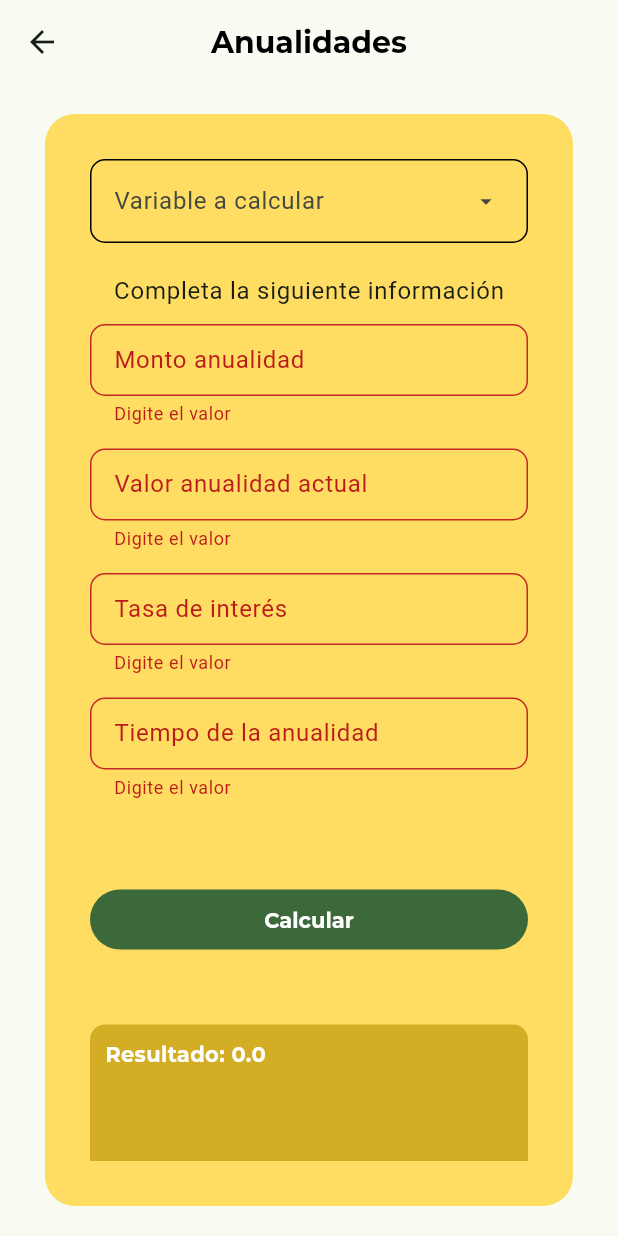
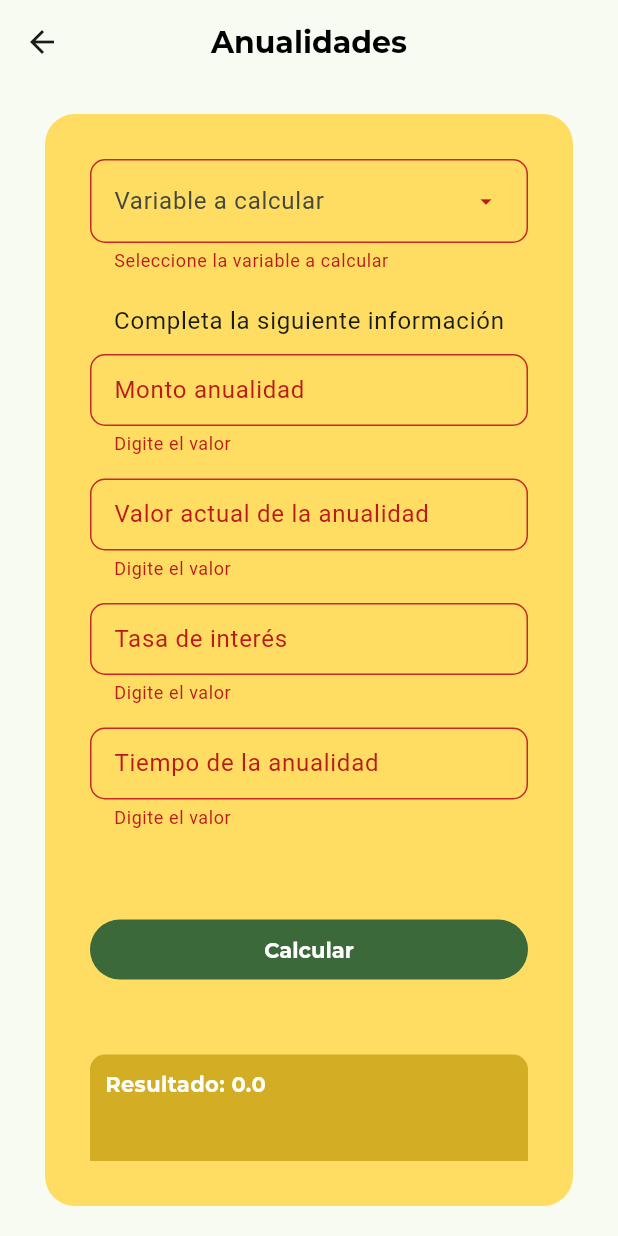
Before and after one commit to LuisPg10/ingemath, a Flutter app: the AnnuitiesScreen screen opened by its route, after a tap on "Calcular", on a phone screen of 412 x 824 dp. Run offline on Flutter 3.47's test engine with Material 3 defaults, Android fonts, the phone set to English and light mode, and no system bars; our stand-ins replace flutter_riverpod, formz, go_router, google_fonts; project files that could hold a hidden picture were left out.

Commit message:
Variable options implemented

```diff
--- a/lib/presentation/providers/annuity/annuity_form_provider.dart
+++ b/lib/presentation/providers/annuity/annuity_form_provider.dart
@@ -17,6 +17,7 @@ final annuityFormProvider = StateNotifierProvider
 class AnnuityFormState {
   final bool isFormPosted;
   final bool isValid;
+  final String optionAnnuity;
   final DataNumber amount;
   final DataNumber currentAnnuity;
   final DataNumber annuityRate;
@@ -26,6 +27,7 @@ class AnnuityFormState {
   AnnuityFormState({
     this.isFormPosted = false,
     this.isValid = false,
+    this.optionAnnuity = "none",
     this.amount = const DataNumber.pure(),
     this.currentAnnuity = const DataNumber.pure(),
     this.annuityRate = const DataNumber.pure(),
@@ -36,6 +38,7 @@ class AnnuityFormState {
   AnnuityFormState copyWith({
     bool? isFormPosted,
     bool? isValid,
+    String? optionAnnuity,
     DataNumber? amount,
     DataNumber? currentAnnuity,
     DataNumber? annuityRate,
@@ -45,6 +48,7 @@ class AnnuityFormState {
 
     isFormPosted: isFormPosted ?? this.isFormPosted,
     isValid: isValid ?? this.isValid,
+    optionAnnuity: optionAnnuity ?? this.optionAnnuity,
     amount: amount ?? this.amount,
     currentAnnuity: currentAnnuity ?? this.currentAnnuity,
     annuityRate: annuityRate ?? this.annuityRate,
@@ -60,6 +64,12 @@ class AnnuityFormNotifier extends StateNotifier<AnnuityFormState> {
   AnnuityFormNotifier({
     required this.repository,
   }) : super(AnnuityFormState());
+
+  void onOptionsAnnuitiesChanged(String value) {
+    state = state.copyWith(
+      optionAnnuity: value
+    );
+  }
 
   void onAmountChanged(double value) {
     state = state.copyWith(
@@ -132,5 +142,4 @@ class AnnuityFormNotifier extends StateNotifier<AnnuityFormState> {
       annuityRate: DataNumber.dirty(state.annuityRate.value),
     );
   }
-
 }
--- a/lib/presentation/screens/annuities_screen.dart
+++ b/lib/presentation/screens/annuities_screen.dart
@@ -25,19 +25,21 @@ class AnnuitiesScreen extends StatelessWidget {
   }
 }
 
-final annuitiesOptions = <String, String>{
-  "amount": "Monto anualidad",
-  "currentAnnuity": "Valor anualidad actual",
-  "annuityRate": "Tasa de interés",
-  "currentValue": "Tiempo anualidad",
-};
+class _AnnuitiesForm extends ConsumerWidget {
 
-class _AnnuitiesForm extends ConsumerWidget {
+  final menuOptions = const <String, String>{
+    "amount": "Monto anualidad",
+    "currentAnnuity": "Valor anualidad actual",
+    "annuityRate": "Tasa de interés",
+    "currentValue": "Tiempo anualidad",
+  };
+
   const _AnnuitiesForm();
 
   @override
   Widget build(BuildContext context, WidgetRef ref) {
 
+    final keyOptions = menuOptions.keys.toList();
     final annuityForm = ref.watch(annuityFormProvider);
     final textStyles = Theme.of(context).textTheme;
 
@@ -47,20 +49,31 @@ class _AnnuitiesForm extends ConsumerWidget {
         child: Column(
           children: [
 
-            OperationsDropDownMenu( options: annuitiesOptions, onSelected: (value){}),
+            OperationsDropDownMenu(
+              options: menuOptions,
+              onSelected: (value) {
+                ref.read(annuityFormProvider.notifier)
+                .onOptionsAnnuitiesChanged(value!);
+              },
+              errorText: annuityForm.isFormPosted &&
+              annuityForm.optionAnnuity == "none"
+              ? "Seleccione la variable a calcular"
+              : null,
+            ),
 
             const SizedBox(height: 20),
             Text("Completa la siguiente información", style: textStyles.bodyLarge),
             const SizedBox(height: 10),
 
-            //* Form
             CustomTextFormField(
+              enable: annuityForm.optionAnnuity != keyOptions.first,
               label: "Monto anualidad",
               onChanged: (value) {
                 ref.read(annuityFormProvider.notifier).
                 onAmountChanged(double.tryParse(value) ?? 0);
               },
-              errorMessage: annuityForm.isFormPosted
+              errorMessage: annuityForm.isFormPosted &&
+              annuityForm.optionAnnuity != "amount"
               ? annuityForm.amount.errorMessage
               : null,
             ),
@@ -68,12 +81,14 @@ class _AnnuitiesForm extends ConsumerWidget {
             const SizedBox(height: 15),
 
             CustomTextFormField(
-              label: "Valor anualidad actual",
+              enable: annuityForm.optionAnnuity != keyOptions[1],
+              label: "Valor actual de la anualidad",
               onChanged: (value) {
                 ref.read(annuityFormProvider.notifier).
                 onCurrentAnnuityChanged(double.tryParse(value) ?? 0);
               },
-              errorMessage: annuityForm.isFormPosted
+              errorMessage: annuityForm.isFormPosted &&
+              annuityForm.optionAnnuity != "currentAnnuity"
               ? annuityForm.currentAnnuity.errorMessage
               : null,
             ),
@@ -81,12 +96,14 @@ class _AnnuitiesForm extends ConsumerWidget {
             const SizedBox(height: 15),
 
             CustomTextFormField(
+              enable: annuityForm.optionAnnuity != keyOptions[2],
               label: "Tasa de interés",
               onChanged: (value) {
                 ref.read(annuityFormProvider.notifier).
                 onAnnuityRateChanged(double.tryParse(value) ?? 0);
               },
-              errorMessage: annuityForm.isFormPosted
+              errorMessage: annuityForm.isFormPosted &&
+              annuityForm.optionAnnuity != "annuityRate"
               ? annuityForm.annuityRate.errorMessage
               : null,
             ),
@@ -94,12 +111,14 @@ class _AnnuitiesForm extends ConsumerWidget {
             const SizedBox(height: 15),
 
             CustomTextFormField(
+              enable: annuityForm.optionAnnuity != keyOptions.last,
               label: "Tiempo de la anualidad",
               onChanged: (value) {
                 ref.read(annuityFormProvider.notifier).
                 onCurrentValueChanged(double.tryParse(value) ?? 0);
               },
-              errorMessage: annuityForm.isFormPosted
+              errorMessage: annuityForm.isFormPosted &&
+              annuityForm.optionAnnuity != "currentValue"
               ? annuityForm.currentValue.errorMessage
               : null,
             ),
--- a/lib/presentation/widgets/operations/operations_dropdown_menu.dart
+++ b/lib/presentation/widgets/operations/operations_dropdown_menu.dart
@@ -2,11 +2,13 @@ import 'package:flutter/material.dart';
 
 class OperationsDropDownMenu extends StatelessWidget {
   final Map<String, String> options;
+  final String? errorText;
   final void Function(String?)? onSelected;
 
   const OperationsDropDownMenu({
     super.key,
     required this.options,
+    this.errorText,
     this.onSelected,
   });
 
@@ -15,9 +17,11 @@ class OperationsDropDownMenu extends StatelessWidget {
     return DropdownMenu(
       expandedInsets: EdgeInsets.zero,
       hintText: "Variable a calcular",
+      errorText: errorText,
       inputDecorationTheme: InputDecorationTheme(
         enabledBorder: _customBorder(),
         disabledBorder: _customBorder(color: Colors.black12),
+        errorBorder: _customBorder(color: Colors.red.shade800),
         isDense: true,
       ),
       dropdownMenuEntries: options.entries.map(
--- a/lib/presentation/widgets/shared/custom_text_form_field.dart
+++ b/lib/presentation/widgets/shared/custom_text_form_field.dart
@@ -31,6 +31,7 @@ class CustomTextFormField extends StatelessWidget {
       keyboardType: keyBoardType,
       decoration: InputDecoration(
         enabledBorder: _customBorder(),
+        disabledBorder: _customBorder(color: Colors.black12),
         focusedBorder: _customBorder(color: colors.primary),
         errorBorder: _customBorder(color: Colors.red.shade800),
         focusedErrorBorder: _customBorder(color: Colors.red.shade800),
```
